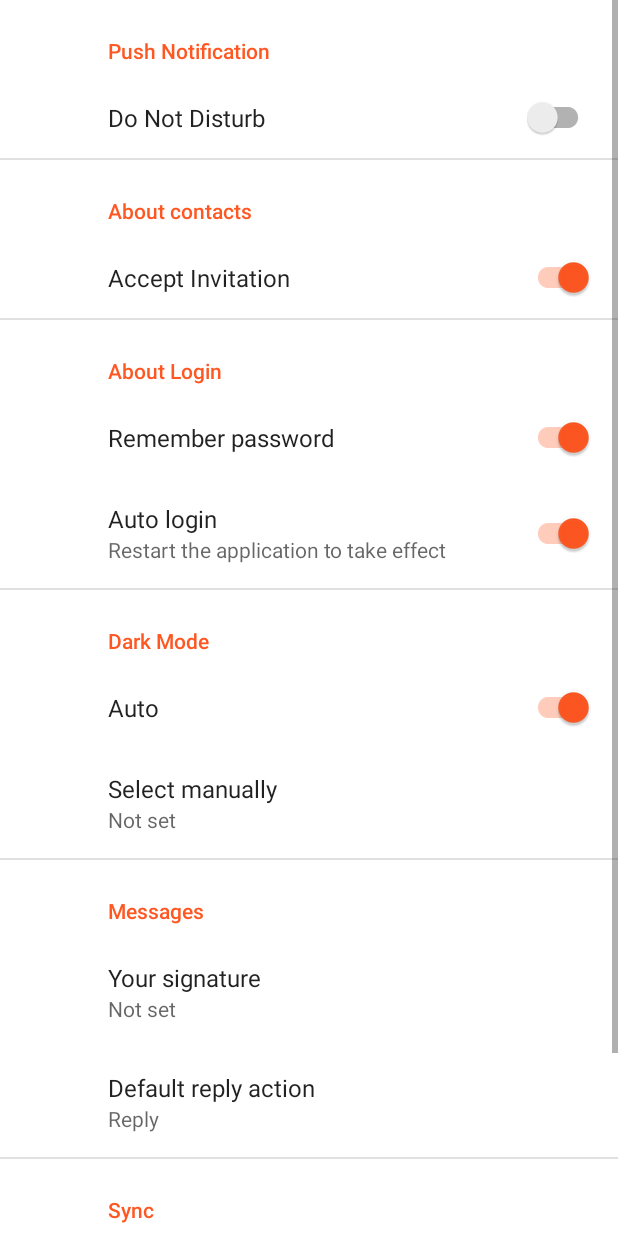
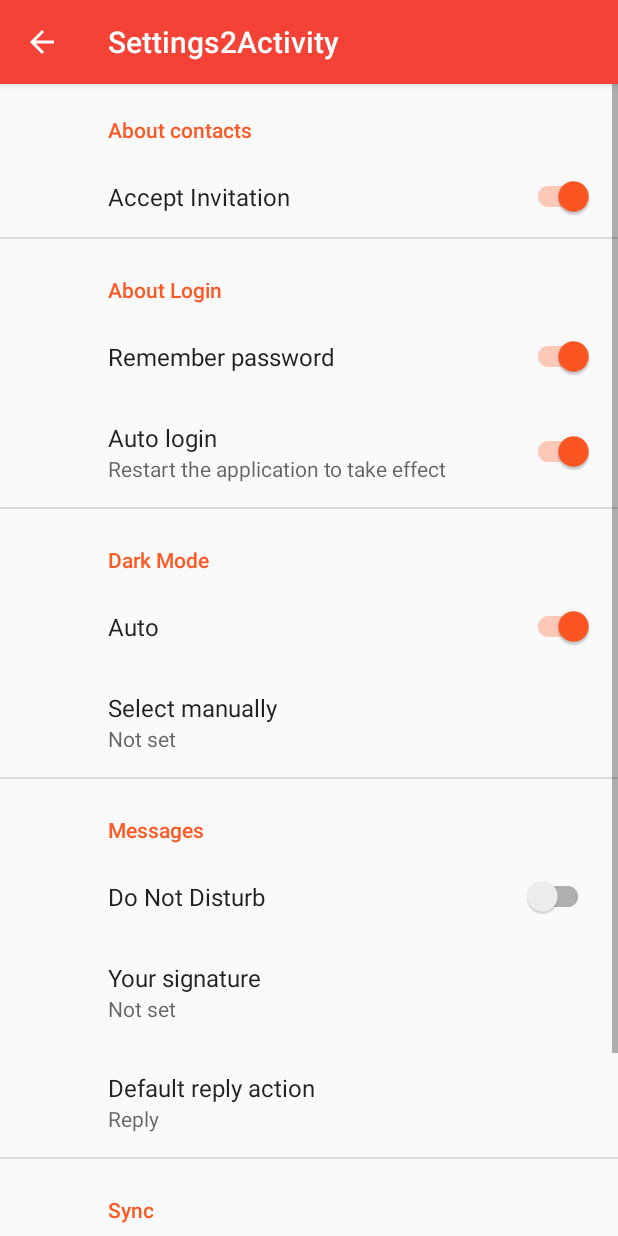
Before and after one commit to Tini-glut/Tini, an Android app: the SettingsActivity screen opened directly, with no data from a screen before it, on a phone screen of 412 x 824 dp. Run offline under Robolectric (Android 15) with nearby library versions, the phone set to English and light mode, and no system bars; our stand-ins replace androidx.preference.

Commit message:
添加About页面

```diff
--- a/app/build.gradle
+++ b/app/build.gradle
@@ -59,6 +59,7 @@ dependencies {
     implementation 'com.squareup.okhttp3:okhttp:3.14.1'
     implementation 'com.squareup.okio:okio:2.2.2'
     implementation 'com.google.code.gson:gson:2.8.5'
+    implementation 'com.github.medyo:android-about-page:1.2.6'
 
     implementation 'com.google.zxing:core:3.4.0'
 }
--- a/app/src/main/java/edu/glut/tini/ui/activity/Settings2Activity.java
+++ b/app/src/main/java/edu/glut/tini/ui/activity/SettingsActivity.java
@@ -8,20 +8,26 @@ import androidx.preference.PreferenceFragmentCompat;
 
 import edu.glut.tini.R;
 
-public class Settings2Activity extends AppCompatActivity {
+public class SettingsActivity extends BaseActivity {
+
+
 
     @Override
-    protected void onCreate(Bundle savedInstanceState) {
-        super.onCreate(savedInstanceState);
-        setContentView(R.layout.settings_activity);
+    public void init() {
+        super.init();
         getSupportFragmentManager()
                 .beginTransaction()
-                .replace(R.id.settings, new SettingsFragment())
+                .replace(R.id.frame_settings, new SettingsFragment())
                 .commit();
         ActionBar actionBar = getSupportActionBar();
         if (actionBar != null) {
             actionBar.setDisplayHomeAsUpEnabled(true);
         }
+    }
+
+    @Override
+    public int getLayoutResourceId() {
+        return R.layout.settings_activity;
     }
 
     public static class SettingsFragment extends PreferenceFragmentCompat {
--- a/app/src/main/res/layout/settings_activity.xml
+++ b/app/src/main/res/layout/settings_activity.xml
@@ -3,7 +3,7 @@
     android:layout_height="match_parent">
 
     <FrameLayout
-        android:id="@+id/settings"
+        android:id="@+id/frame_settings"
         android:layout_width="match_parent"
         android:layout_height="match_parent" />
 </LinearLayout>
--- a/app/src/main/res/values/strings.xml
+++ b/app/src/main/res/values/strings.xml
@@ -79,4 +79,7 @@
     <string name="label_read">Read</string>
     <string name="label_sport">Sports</string>
     <string name="about">About</string>
+    <string name="title_activity_about">About</string>
+    <string name="copy_right" translatable="false">Copyrights © %1$d</string>
+    <string name="description">桂林理工大学源于1956年原国家重工业部在广西组建的桂林地质学校，历经五改归属、十易校名的发展历程，其中，1978年更名为桂林冶金地质学院，1993年更名为桂林工学院，2009年正式更名为桂林理工大学。</string>
 </resources>
--- a/app/src/main/res/values/styles.xml
+++ b/app/src/main/res/values/styles.xml
@@ -2,6 +2,14 @@
     <!-- Base application theme. -->
     <style name="AppTheme" parent="Theme.MaterialComponents.DayNight.NoActionBar">
         <!-- Customize your theme here. -->
+        <item name="colorPrimary">@color/colorPrimary</item>
+        <item name="colorPrimaryDark">@color/colorPrimary</item>
+        <item name="colorAccent">@color/colorAccent</item>
+        <item name="android:windowTranslucentStatus">true</item>
+    </style>
+
+
+    <style name="AppTheme.Setting" parent="@style/Theme.AppCompat.Light.DarkActionBar">
         <item name="colorPrimary">@color/colorPrimary</item>
         <item name="colorPrimaryDark">@color/colorPrimary</item>
         <item name="colorAccent">@color/colorAccent</item>
--- a/app/src/main/res/xml/root_preferences.xml
+++ b/app/src/main/res/xml/root_preferences.xml
@@ -1,11 +1,6 @@
 <PreferenceScreen xmlns:app="http://schemas.android.com/apk/res-auto">
 
     <PreferenceCategory app:title="@string/push_notification_title">
-        <SwitchPreferenceCompat
-            app:defaultValue="false"
-            app:key="@string/push_notification_key"
-            app:title="@string/do_not_Disturb" />
-
     </PreferenceCategory>
 
     <PreferenceCategory app:title="@string/about_contact">
@@ -47,6 +42,10 @@
             app:useSimpleSummaryProvider="true" />
     </PreferenceCategory>
     <PreferenceCategory app:title="@string/messages_header">
+        <SwitchPreferenceCompat
+            app:defaultValue="false"
+            app:key="@string/push_notification_key"
+            app:title="@string/do_not_Disturb" />
 
         <EditTextPreference
             app:key="signature"
```
Also changed, not shown: app/src/main/AndroidManifest.xml (+9 -4 lines), app/src/main/java/edu/glut/tini/ui/activity/AboutActivity.java (added, +78 -0 lines), app/src/main/java/edu/glut/tini/ui/fragment/AccountFragment.java (+57 -7 lines), app/src/main/java/edu/glut/tini/ui/fragment/SettingsFragment.java (deleted, +0 -47 lines), app/src/main/res/drawable/about_copy.xml (added, +9 -0 lines), app/src/main/res/drawable-xxxhdpi/gult.jpg (added), 1 other file.
